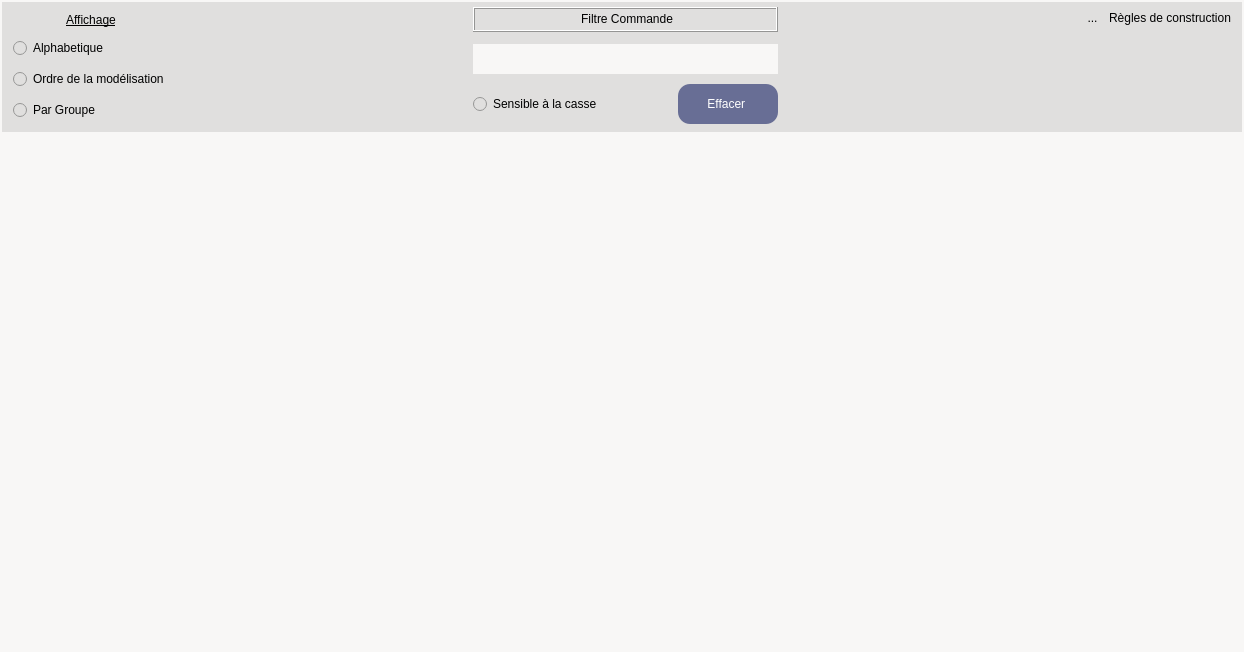
This is UiQT4/desChoixCommandes.ui in SalomePlatform/eficas_tools as Qt 5 draws it before an edit. The edited form follows.
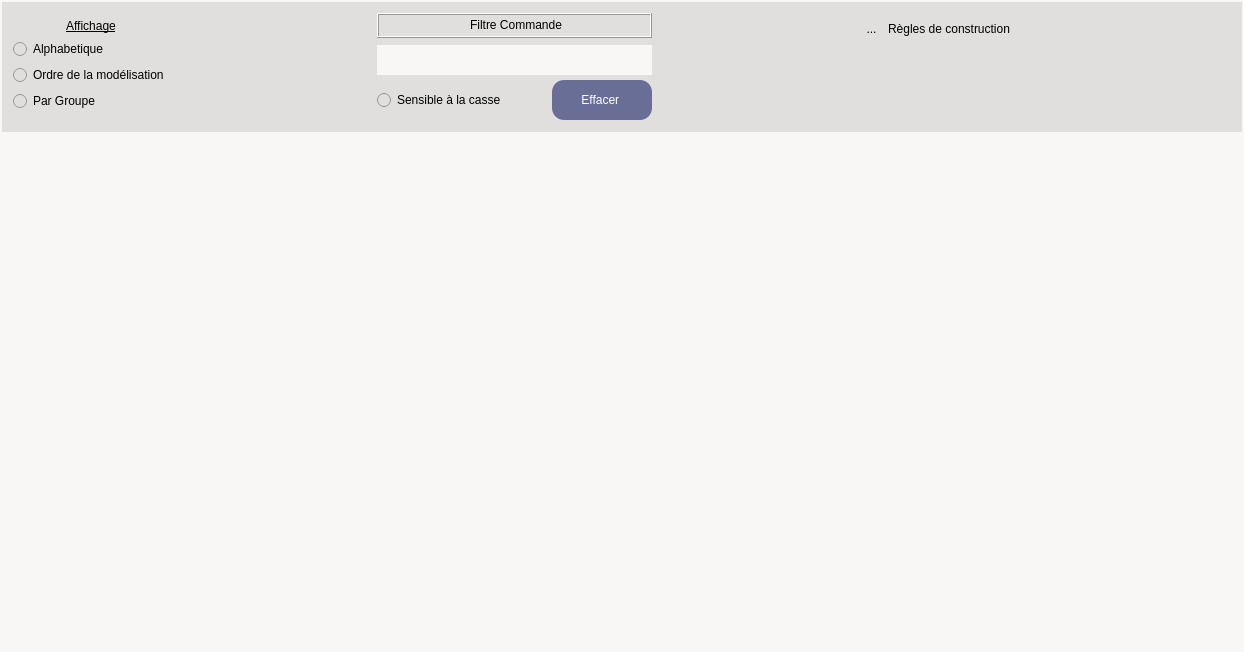
This is the edited form. Icons and pictures are not drawn.

The edit to the form file:
```diff
--- a/UiQT4/desChoixCommandes.ui
+++ b/UiQT4/desChoixCommandes.ui
@@ -74,15 +74,6 @@
       <enum>QFrame::Raised</enum>
      </property>
      <layout class="QHBoxLayout" name="horizontalLayout_3">
-      <property name="spacing">
-       <number>0</number>
-      </property>
-      <property name="topMargin">
-       <number>0</number>
-      </property>
-      <property name="bottomMargin">
-       <number>0</number>
-      </property>
       <item>
        <layout class="QVBoxLayout" name="verticalLayout_2">
         <property name="spacing">
@@ -322,9 +313,6 @@
       </item>
       <item>
        <layout class="QVBoxLayout" name="verticalLayout_5">
-        <property name="sizeConstraint">
-         <enum>QLayout::SetFixedSize</enum>
-        </property>
         <item>
          <layout class="QHBoxLayout" name="horizontalLayout">
           <item>
@@ -381,14 +369,27 @@
           </property>
           <property name="sizeHint" stdset="0">
            <size>
-            <width>20</width>
-            <height>40</height>
+            <width>168</width>
+            <height>13</height>
            </size>
           </property>
          </spacer>
         </item>
        </layout>
       </item>
+      <item>
+       <spacer name="horizontalSpacer_6">
+        <property name="orientation">
+         <enum>Qt::Horizontal</enum>
+        </property>
+        <property name="sizeHint" stdset="0">
+         <size>
+          <width>173</width>
+          <height>20</height>
+         </size>
+        </property>
+       </spacer>
+      </item>
      </layout>
     </widget>
    </item>
```
Left out of the diff: 11 changed lines with no effect on the pictures.
